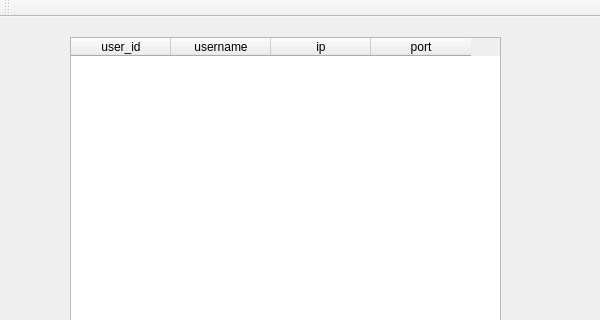
The window that Simple_IM_Server/Simple_IM_Server.ui (Hbenmazi/Simple_IM) describes before a commit, drawn with Qt 5; both pictures show x 0 to 600 and y 0 to 320 of the 600 by 463 pixel window.
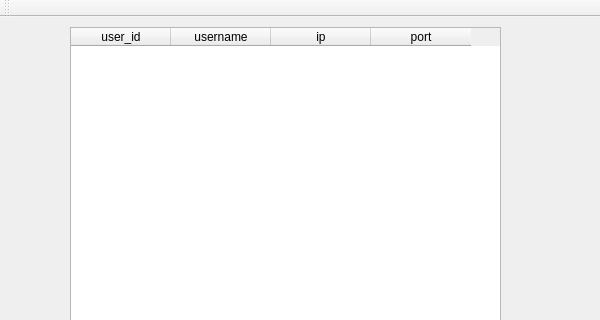
The same window after the commit.

```diff
--- a/Simple_IM_Server/Simple_IM_Server.ui
+++ b/Simple_IM_Server/Simple_IM_Server.ui
@@ -18,9 +18,9 @@
     <property name="geometry">
      <rect>
       <x>70</x>
-      <y>20</y>
+      <y>10</y>
       <width>431</width>
-      <height>361</height>
+      <height>371</height>
      </rect>
     </property>
     <property name="rowCount">
```
